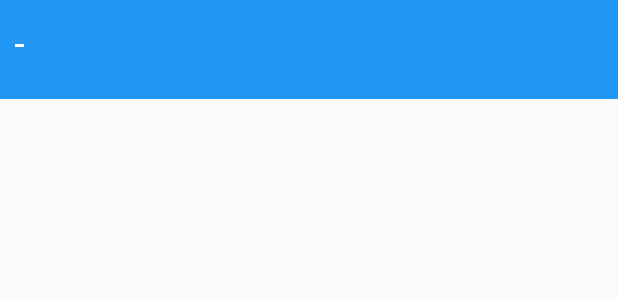
After one commit to Maksim2355/EnglAppKotlin, an Android app: the layout item_file.xml on its own in the app's theme, with its tools: preview values and no code run, on a phone screen of 412 x 824 dp. The commit adds this screen. Shown: the top 300 px of the screen. Run offline under Robolectric (Android 15) with nearby library versions, the phone set to English and light mode, and no system bars.

Commit message:
Ща выпьем и будем делать добавление *ик* файлов

```diff
--- /dev/null
+++ b/app/src/main/res/layout/item_file.xml
@@ -0,0 +1,35 @@
+<?xml version="1.0" encoding="utf-8"?>
+<LinearLayout xmlns:android="http://schemas.android.com/apk/res/android"
+    android:layout_width="match_parent"
+    android:layout_height="wrap_content"
+    android:background="#2196f3"
+    android:paddingStart="10dp"
+    android:paddingLeft="20dp"
+    android:paddingTop="10dp"
+    android:paddingBottom="15dp"
+    android:orientation="horizontal">
+
+
+    <TextView
+        android:id="@+id/Numb"
+        android:layout_width="wrap_content"
+        android:layout_height="wrap_content"
+        android:textColor="#FFFF"
+        android:textSize="30sp"
+        />
+    <View
+        android:layout_width="6dp"
+        android:layout_height="2dp"
+        android:layout_gravity="center_vertical"
+        android:background="#FFFF"
+        />
+    <TextView
+        android:id="@+id/file"
+        android:layout_width="wrap_content"
+        android:layout_height="wrap_content"
+        android:layout_marginStart="15dp"
+        android:layout_marginLeft="15dp"
+        android:textColor="#FFFF"
+        android:layout_gravity="center_vertical"
+        android:textSize="20sp" />
+</LinearLayout>
--- a/app/src/main/res/layout/item_work.xml
+++ b/app/src/main/res/layout/item_work.xml
@@ -4,7 +4,6 @@
     android:layout_width="match_parent"
     android:layout_height="wrap_content"
     android:orientation="horizontal"
-    android:background="#2196f3"
     android:layout_margin="10dp"
     >
 
@@ -32,7 +31,7 @@
             android:textColor="#ffff"/>
         <View
             android:layout_width="match_parent"
-            android:layout_height="2dp"
+            android:layout_height="1dp"
             android:background="#7b7b"
              />
         <TextView
```
Also changed, not shown: app/src/main/AndroidManifest.xml (+7 -0 lines), app/src/main/java/com/example/engapp/addfile/AddFileFragment.kt (added, +27 -0 lines), app/src/main/java/com/example/engapp/profile/AddWorkFragment.kt (+12 -9 lines), app/src/main/res/layout/fragment_add_file.xml (added, +14 -0 lines), app/src/main/res/navigation/navigation.xml (+10 -1 lines).
